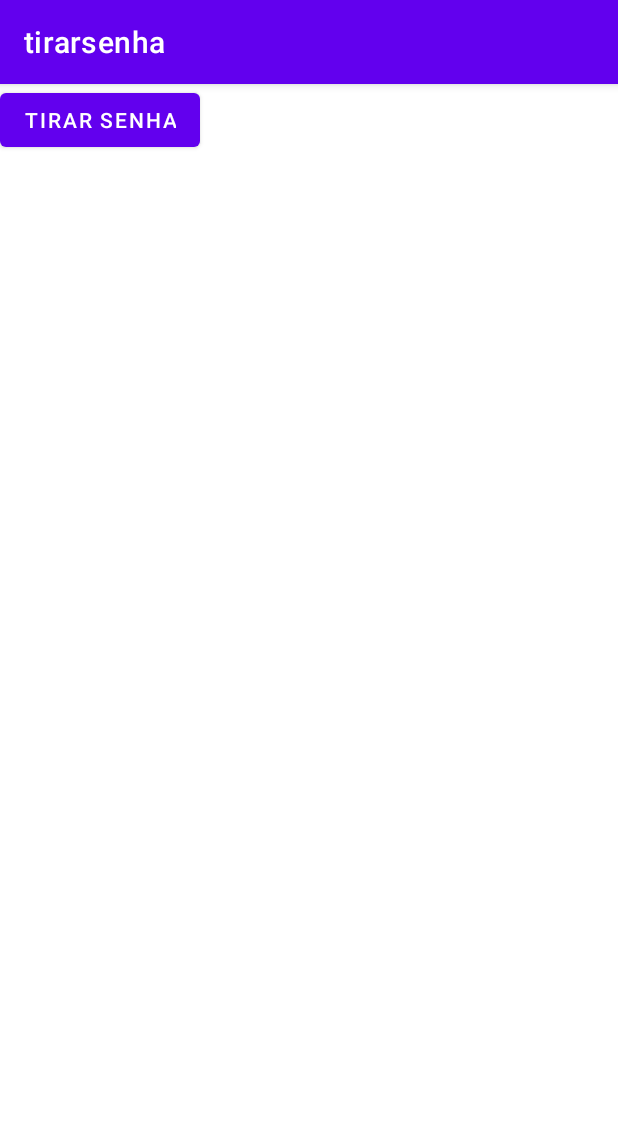
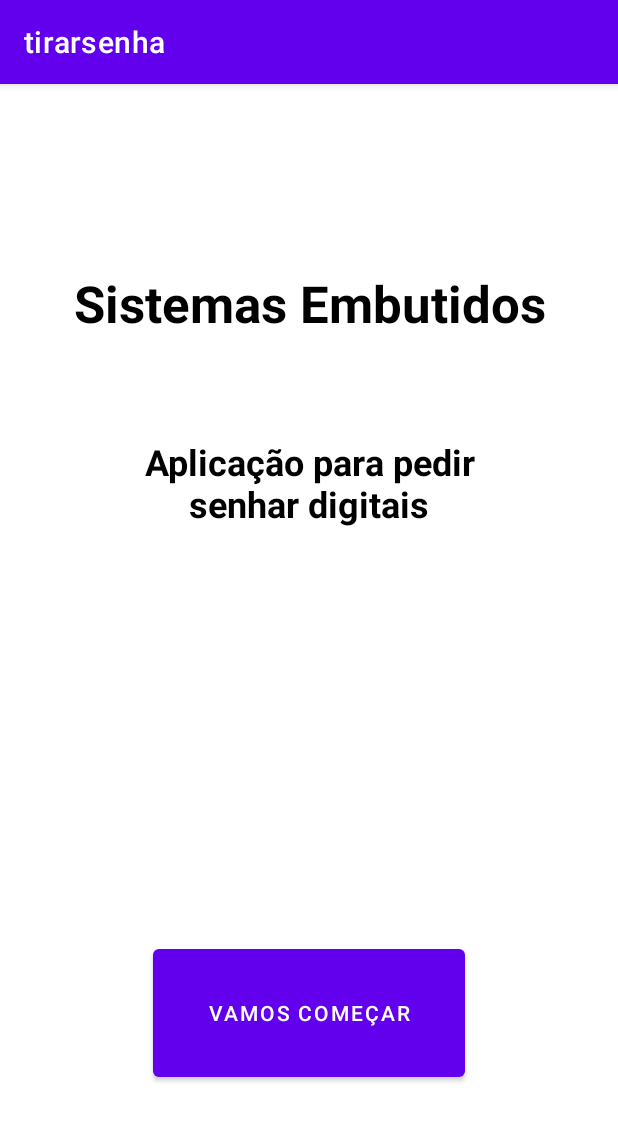
Before and after one commit to arcmarqs/SEmbutidos, an Android app: the screen it shows after launch (MainActivity), on a phone screen of 412 x 824 dp. Shown: the top 1121 px of the screen. Run offline under Robolectric (Android 15) with nearby library versions, the phone set to English and light mode, and no system bars.

Commit message:
app with some /

```diff
--- a/android/app/src/main/java/com/example/tirarsenha/MainActivity.java
+++ b/android/app/src/main/java/com/example/tirarsenha/MainActivity.java
@@ -2,13 +2,15 @@ package com.example.tirarsenha;
 
 import androidx.appcompat.app.AppCompatActivity;
 
+import android.content.Intent;
 import android.os.Bundle;
-import android.view.View;
 import android.widget.Button;
 import android.widget.TextView;
 import android.widget.Toast;
 import org.jetbrains.annotations.NotNull;
 import java.io.IOException;
+import java.util.Objects;
+
 import okhttp3.Call;
 import okhttp3.Callback;
 import okhttp3.FormBody;
@@ -18,54 +20,47 @@ import okhttp3.RequestBody;
 import okhttp3.Response;
 
 public class MainActivity extends AppCompatActivity {
+    public static final String api_url = "http://192.168.1.68:8080/";
+    public static final String EXTRA_RESPONSE="com.example.applications.tirarsenha.EXTRA_RESPONSE";
+
+    public static OkHttpClient okHttpClient = new OkHttpClient();
+    public static RequestBody requestBody = new FormBody.Builder().build();
     // declare attribute for textview
-    private TextView txtSenha;
+    private TextView teste;
 
     @Override
     protected void onCreate(Bundle savedInstanceState) {
         super.onCreate(savedInstanceState);
         setContentView(R.layout.activity_main);
-        txtSenha = findViewById(R.id.pagename);
 
-        String Burl= "http://192.168.1.68:5000/";
-        Button btnSenha= findViewById(R.id.btn_tirarsenha);
+        teste = findViewById(R.id.txt_titulo);
 
-        btnSenha.setOnClickListener(new View.OnClickListener() {
-            @Override
-            public void onClick(View v) {
-                OkHttpClient okHttpClient = new OkHttpClient();
+        //Iniciar Pedidos
+        Button btnSenha = findViewById(R.id.btn_iniciar);
+        btnSenha.setOnClickListener(v -> {
+            Request request = new Request.Builder().url(api_url+"getState").post(requestBody).build();
 
-                RequestBody requestBody = new FormBody.Builder().build();
-                Request request = new Request.Builder().url(Burl+"getTicket").post(requestBody).build();
+            okHttpClient.newCall(request).enqueue(new Callback() {
+                @Override
+                public void onFailure(@NotNull Call call, @NotNull IOException e) {
+                    runOnUiThread(() -> {
+                        Toast.makeText(MainActivity.this, "ERRO", Toast.LENGTH_SHORT).show();
+                        teste.setText("Tente mais tarde!");
+                    });
+                }
 
-                okHttpClient.newCall(request).enqueue(new Callback() {
-                    @Override
-                    public void onFailure(@NotNull Call call, @NotNull IOException e) {
-                        runOnUiThread(new Runnable() {
-                            @Override
-                            public void run() {
-                                Toast.makeText(MainActivity.this, "server down", Toast.LENGTH_SHORT).show();
-                                txtSenha.setText(request.toString());
-                            }
-                        });
-                    }
-                    @Override
-                    public void onResponse(@NotNull Call call,@NotNull Response response) throws IOException {
-                        runOnUiThread(new Runnable() {
-                            @Override
-                            public void run() {
-                                try {
-                                    txtSenha.setText(response.body().string());
-                                } catch (IOException e) {
-                                    e.printStackTrace();
-                                }
-                            }
-                        });
+                @Override
+                public void onResponse(@NotNull Call call, @NotNull Response response) {
+                    openSemSenha(response);
+                    //currentNumber e highestNumber+1
+                }
+            });
+        });
+    }
 
-                    }
-                });
-            }
-        });
-
+    public void openSemSenha(Response response){
+        Intent intent=new Intent(this, SemSenha.class);
+        intent.putExtra(EXTRA_RESPONSE,  Objects.requireNonNull(response.body()).toString());
+        startActivity(intent);
     }
 }
--- a/android/app/src/main/res/layout/activity_main.xml
+++ b/android/app/src/main/res/layout/activity_main.xml
@@ -2,32 +2,58 @@
 <androidx.constraintlayout.widget.ConstraintLayout xmlns:android="http://schemas.android.com/apk/res/android"
     xmlns:app="http://schemas.android.com/apk/res-auto"
     xmlns:tools="http://schemas.android.com/tools"
-    android:id="@+id/txt_senha"
     android:layout_width="match_parent"
     android:layout_height="match_parent"
     tools:context=".MainActivity">
 
     <TextView
-        android:id="@+id/pagename"
-        android:layout_width="0dp"
-        android:layout_height="wrap_content"
-        android:layout_marginStart="12dp"
-        android:layout_marginEnd="12dp"
+        android:id="@+id/txt_cadeira"
+        android:layout_width="316dp"
+        android:layout_height="80dp"
+        android:layout_marginStart="16dp"
+        android:layout_marginTop="123dp"
+        android:layout_marginEnd="16dp"
+        android:layout_marginBottom="60dp"
+        android:text="Sistemas Embutidos"
         android:textAlignment="center"
-        android:textColor="@color/black"
-        android:textSize="16sp"
+        android:textColor="#000000"
+        android:textSize="34sp"
         android:textStyle="bold"
-        app:layout_constraintBottom_toBottomOf="parent"
+        app:layout_constraintBottom_toTopOf="@+id/txt_titulo"
         app:layout_constraintEnd_toEndOf="parent"
+        app:layout_constraintHorizontal_bias="0.509"
         app:layout_constraintStart_toStartOf="parent"
         app:layout_constraintTop_toTopOf="parent" />
 
+    <TextView
+        android:id="@+id/txt_titulo"
+        android:layout_width="272dp"
+        android:layout_height="91dp"
+        android:layout_marginStart="75dp"
+        android:layout_marginTop="32dp"
+        android:layout_marginEnd="75dp"
+        android:text="Aplicação para pedir senhar digitais"
+        android:textAlignment="center"
+        android:textColor="#000000"
+        android:textSize="24sp"
+        android:textStyle="bold"
+        app:layout_constraintEnd_toEndOf="parent"
+        app:layout_constraintHorizontal_bias="0.545"
+        app:layout_constraintStart_toStartOf="parent"
+        app:layout_constraintTop_toBottomOf="@+id/txt_cadeira" />
+
     <Button
-        android:id="@+id/btn_tirarsenha"
-        android:layout_width="wrap_content"
-        android:layout_height="wrap_content"
-        android:text="Tirar Senha"
-        tools:layout_editor_absoluteX="138dp"
-        tools:layout_editor_absoluteY="546dp" />
+        android:id="@+id/btn_iniciar"
+        android:layout_width="208dp"
+        android:layout_height="97dp"
+        android:layout_marginStart="104dp"
+        android:layout_marginEnd="104dp"
+        android:layout_marginBottom="100dp"
+        android:text="Vamos Começar"
+        android:textColorHighlight="#FFFFFF"
+        app:iconTint="@color/teal_700"
+        app:layout_constraintBottom_toBottomOf="parent"
+        app:layout_constraintEnd_toEndOf="parent"
+        app:layout_constraintStart_toStartOf="parent" />
 
 </androidx.constraintlayout.widget.ConstraintLayout>
```
Also changed, not shown: android/app/src/main/AndroidManifest.xml (+15 -1 lines), android/app/src/main/java/com/example/tirarsenha/Atendido.java (added, +34 -0 lines), android/app/src/main/java/com/example/tirarsenha/Codigo.java (added, +60 -0 lines), android/app/src/main/java/com/example/tirarsenha/ComSenha.java (added, +63 -0 lines), android/app/src/main/java/com/example/tirarsenha/SemSenha.java (added, +63 -0 lines), android/app/src/main/res/layout/activity_atendido.xml (added, +52 -0 lines), android/app/src/main/res/layout/activity_codigo.xml (added, +94 -0 lines), android/app/src/main/res/layout/activity_com_senha.xml (added, +115 -0 lines), android/app/src/main/res/layout/activity_sem_senha.xml (added, +85 -0 lines), android/app/src/main/res/values/strings.xml (+8 -0 lines).
